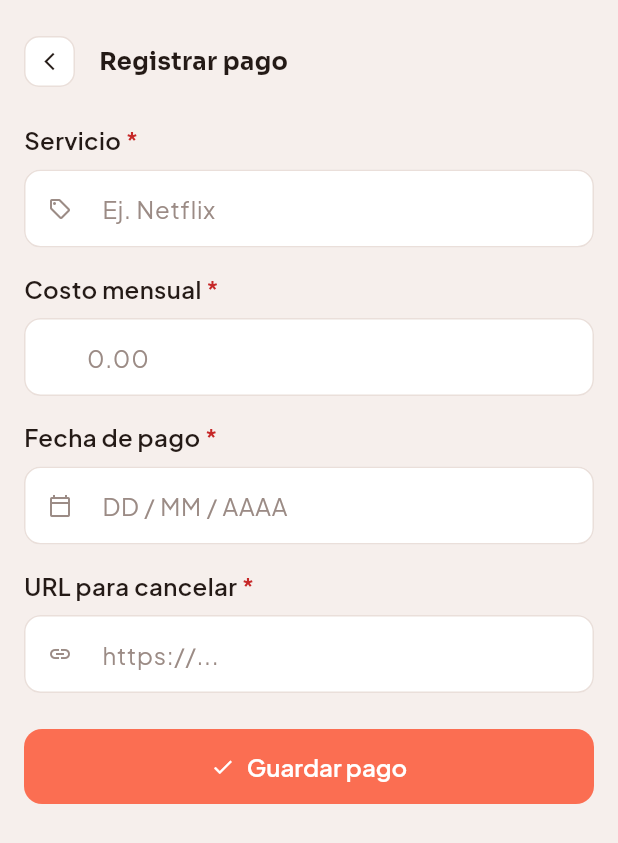
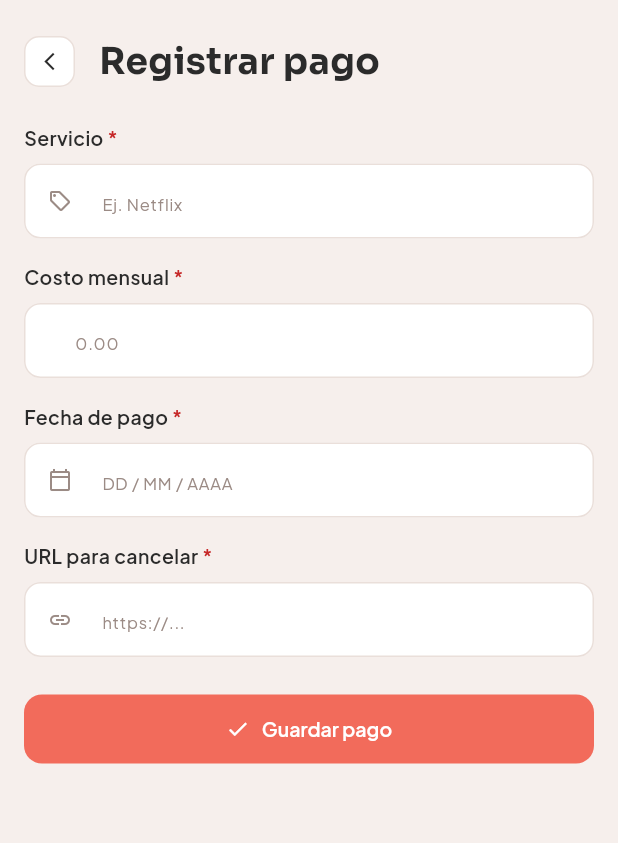
Before and after one commit to Lorgio09/Gestor-Suscripciones, a Flutter app: the screen it shows after launch, after a tap on the "add" icon, on a phone screen of 412 x 824 dp. Shown: the top 843 px of the screen. Run offline on Flutter 3.47's test engine with Material 3 defaults, Android fonts, the light colour scheme and no system bars; our stand-ins replace sqflite; accounts and stored records are empty.

```diff
--- a/app/lib/colores.dart
+++ b/app/lib/colores.dart
@@ -1,19 +1,23 @@
 import 'package:flutter/material.dart';
 
-const colorMarca = Color(0xFFFB6E52);
-const colorMarcaPresionado = Color(0xFFE8532F);
-const colorPorVencer = Color(0xFFE7A33A);
-const colorTinta = Color(0xFF241A16);
-const colorFondo = Color(0xFFF6EFEC);
-const colorSecundario = Color(0xFF9B8B85);
-const colorBorde = Color(0xFFEADFDA);
-const colorError = Color(0xFFC62828);
+class Colores {
+  // Colores principales
+  static const Color primario = Color(0xFFF26B5B);
+  static const Color secundario = Color(0xFF2B5A5E);
 
-const coloresIniciales = [
-  Color(0xFFE23744),
-  Color(0xFF2FA84F),
-  Color(0xFFFB6E52),
-  Color(0xFF3C6EAF),
-  Color(0xFF8E5AA8),
-  Color(0xFFD98A2B),
-];
+  // Colores de texto
+  static const Color textoPrincipal = Color(0xFF2B2B2B);
+  static const Color textoSecundario = Color(0xFF9B8B85);
+
+  // Colores de estado
+  static const Color error = Color(0xFFC62828);
+
+  // Fondos y Bordes
+  static const Color superficie = Colors.white;
+  static const Color fondo = Color(0xFFF6EFEC);
+  static const Color borde = Color(0xFFEADFDA);
+
+  // Estados deshabilitados (Botones)
+  static const Color botonDeshabilitado = Color(0xFFF3EDEA);
+  static const Color textoDeshabilitado = Color(0xFFB5A8A3);
+}
--- a/app/lib/main.dart
+++ b/app/lib/main.dart
@@ -22,61 +22,74 @@ class MiApp extends StatelessWidget {
         GlobalCupertinoLocalizations.delegate,
       ],
       supportedLocales: const [
+        Locale('es', 'BO'),
         Locale('es', 'ES'),
       ],
       theme: ThemeData(
         colorScheme: ColorScheme.fromSeed(
-          seedColor: colorMarca,
+          seedColor: Colores.primario,
           brightness: Brightness.light,
         ),
-        fontFamily: fuenteInterfaz,
-        scaffoldBackgroundColor: colorFondo,
+        fontFamily: 'PlusJakartaSans',
+        scaffoldBackgroundColor: Colores.fondo,
+
         cardTheme: const CardThemeData(
-          color: Colors.white,
+          color: Colores.superficie,
           elevation: 0,
           margin: EdgeInsets.zero,
           shape: RoundedRectangleBorder(
-            side: BorderSide(color: colorBorde),
+            side: BorderSide(color: Colores.borde),
             borderRadius: BorderRadius.all(Radius.circular(14)),
           ),
         ),
+
         inputDecorationTheme: InputDecorationTheme(
           filled: true,
-          fillColor: Colors.white,
+          fillColor: Colores.superficie,
           contentPadding: const EdgeInsets.symmetric(horizontal: 12, vertical: 14),
-          hintStyle: estiloSecundario,
-          prefixStyle: estiloSecundario,
-          errorStyle: armarEstilo(fuenteInterfaz, 16, 400, colorError),
+          hintStyle: Tipografia.textoAyuda,
+          prefixStyle: Tipografia.textoAyuda,
+          errorStyle: const TextStyle(
+            fontFamily: 'PlusJakartaSans',
+            fontSize: 16,
+            fontWeight: FontWeight.w400,
+            color: Colores.error,
+          ),
           border: OutlineInputBorder(
             borderRadius: BorderRadius.circular(11),
-            borderSide: const BorderSide(color: colorBorde),
+            borderSide: const BorderSide(color: Colores.borde),
           ),
           enabledBorder: OutlineInputBorder(
             borderRadius: BorderRadius.circular(11),
-            borderSide: const BorderSide(color: colorBorde),
+            borderSide: const BorderSide(color: Colores.borde),
           ),
           focusedBorder: OutlineInputBorder(
             borderRadius: BorderRadius.circular(11),
-            borderSide: const BorderSide(color: colorMarca),
+            borderSide: const BorderSide(color: Colores.primario),
           ),
           errorBorder: OutlineInputBorder(
             borderRadius: BorderRadius.circular(11),
-            borderSide: const BorderSide(color: colorError),
+            borderSide: const BorderSide(color: Colores.error),
           ),
           focusedErrorBorder: OutlineInputBorder(
             borderRadius: BorderRadius.circular(11),
-            borderSide: const BorderSide(color: colorError),
+            borderSide: const BorderSide(color: Colores.error),
           ),
         ),
+
         elevatedButtonTheme: ElevatedButtonThemeData(
           style: ButtonStyle(
             backgroundColor: WidgetStateProperty.resolveWith((estados) {
-              if (estados.contains(WidgetState.pressed)) return colorMarcaPresionado;
-              return colorMarca;
+              if (estados.contains(WidgetState.disabled)) return Colores.botonDeshabilitado;
+              if (estados.contains(WidgetState.pressed)) return const Color(0xFFE8532F);
+              return Colores.primario;
             }),
-            foregroundColor: WidgetStateProperty.all(Colors.white),
+            foregroundColor: WidgetStateProperty.resolveWith((estados) {
+              if (estados.contains(WidgetState.disabled)) return Colores.textoDeshabilitado;
+              return Colors.white;
+            }),
             elevation: WidgetStateProperty.all(0),
-            textStyle: WidgetStateProperty.all(estiloBoton),
+            textStyle: WidgetStateProperty.all(Tipografia.textoBoton),
             padding: WidgetStateProperty.all(
               const EdgeInsets.symmetric(vertical: 15),
             ),
@@ -85,11 +98,12 @@ class MiApp extends StatelessWidget {
             ),
           ),
         ),
+
         outlinedButtonTheme: OutlinedButtonThemeData(
           style: OutlinedButton.styleFrom(
-            backgroundColor: Colors.white,
+            backgroundColor: Colores.superficie,
             padding: const EdgeInsets.symmetric(vertical: 13),
-            textStyle: estiloNombreServicio,
+            textStyle: Tipografia.etiqueta,
             shape: RoundedRectangleBorder(
               borderRadius: BorderRadius.circular(12),
             ),
--- a/app/lib/pantalla/encabezado.dart
+++ b/app/lib/pantalla/encabezado.dart
@@ -19,15 +19,26 @@ class Encabezado extends StatelessWidget {
             height: 34,
             alignment: Alignment.center,
             decoration: BoxDecoration(
-              color: Colors.white,
+              color: Colores.superficie,
               borderRadius: BorderRadius.circular(10),
-              border: Border.all(color: colorBorde),
+              border: Border.all(color: Colores.borde),
             ),
-            child: const Icon(Icons.arrow_back_ios_new, size: 14, color: colorTinta),
+            child: const Icon(
+              Icons.arrow_back_ios_new,
+              size: 14,
+              color: Colores.textoPrincipal
+            ),
           ),
         ),
+
         const SizedBox(width: 16),
-        Text(titulo, style: estiloEncabezado),
+
+        Expanded(
+          child: Text(
+            titulo,
+            style: Tipografia.titulo1,
+          ),
+        ),
       ],
     );
   }
--- a/app/lib/pantalla/pantalla_lista.dart
+++ b/app/lib/pantalla/pantalla_lista.dart
@@ -50,7 +50,7 @@ class _EstadoLista extends State<PantallaLista> {
 
   Widget armarTarjeta(Pago pago) {
     final proximo = calcularProximoPago(pago.fecha);
-    final colorVencimiento = estaPorVencer(proximo) ? colorPorVencer : colorSecundario;
+    final colorVencimiento = estaPorVencer(proximo) ? Colores.error : Colores.textoSecundario;
 
     return Card(
       margin: const EdgeInsets.only(bottom: 16),
@@ -66,21 +66,27 @@ class _EstadoLista extends State<PantallaLista> {
                 height: 44,
                 alignment: Alignment.center,
                 decoration: BoxDecoration(
-                  color: colorPorNombre(pago.nombre),
+                  color: Colores.primario,
                   borderRadius: BorderRadius.circular(12),
                 ),
-                child: Text(inicialDe(pago.nombre), style: estiloInicial),
+                child: Text(
+                  inicialDe(pago.nombre),
+                  style: Tipografia.titulo1.copyWith(color: Colores.superficie, fontSize: 20),
+                ),
               ),
               const SizedBox(width: 16),
               Expanded(
                 child: Column(
                   crossAxisAlignment: CrossAxisAlignment.start,
                   children: [
-                    Text(pago.nombre, style: estiloNombreServicio),
+                    Text(
+                      pago.nombre,
+                      style: Tipografia.textoCampo.copyWith(fontWeight: FontWeight.w600),
+                    ),
                     const SizedBox(height: 8),
                     Text(
                       'Vence el ${fechaCorta(proximo)}',
-                      style: estiloSecundario.copyWith(color: colorVencimiento),
+                      style: Tipografia.textoAyuda.copyWith(color: colorVencimiento),
                     ),
                   ],
                 ),
@@ -89,9 +95,9 @@ class _EstadoLista extends State<PantallaLista> {
               Column(
                 crossAxisAlignment: CrossAxisAlignment.end,
                 children: [
-                  Text('Bs ${pago.costo.toStringAsFixed(2)}', style: estiloValorDato),
+                  Text('Bs ${pago.costo.toStringAsFixed(2)}', style: Tipografia.numerico),
                   const SizedBox(height: 8),
-                  Text('/mes', style: estiloSecundario),
+                  Text('/mes', style: Tipografia.textoAyuda),
                 ],
               ),
             ],
@@ -111,14 +117,14 @@ class _EstadoLista extends State<PantallaLista> {
             crossAxisAlignment: CrossAxisAlignment.start,
             children: [
               const SizedBox(height: 24),
-              Text('Mis suscripciones', style: estiloTituloPantalla),
+              const Text('Mis suscripciones', style: Tipografia.titulo1),
               const SizedBox(height: 24),
               Expanded(
                 child: listaPagos.isEmpty
-                    ? Center(
+                    ? const Center(
                         child: Text(
                           'No hay suscripciones registradas.',
-                          style: estiloSecundario,
+                          style: Tipografia.textoAyuda,
                         ),
                       )
                     : ListView.builder(
@@ -137,12 +143,11 @@ class _EstadoLista extends State<PantallaLista> {
           width: 56,
           height: 56,
           child: FloatingActionButton(
-            backgroundColor: colorMarca,
-            splashColor: colorMarcaPresionado,
+            backgroundColor: Colores.primario,
             elevation: 0,
             shape: const CircleBorder(),
             onPressed: irARegistro,
-            child: const Icon(Icons.add, color: Colors.white),
+            child: const Icon(Icons.add, color: Colores.superficie),
           ),
         ),
       ),
--- a/app/lib/pantalla/pantalla_registro.dart
+++ b/app/lib/pantalla/pantalla_registro.dart
@@ -72,6 +72,18 @@ class _EstadoRegistro extends State<PantallaRegistro> {
       initialDate: DateTime.now(),
       firstDate: DateTime(2020),
       lastDate: DateTime(2030),
+      builder: (context, child) {
+        return Theme(
+          data: Theme.of(context).copyWith(
+            colorScheme: const ColorScheme.light(
+              primary: Colores.primario, // Cambia el color principal del calendario al Coral
+              onPrimary: Colors.white, // El texto sobre el Coral será blanco
+              onSurface: Colores.textoPrincipal, // El texto normal de los días
+            ),
+          ),
+          child: child!,
+        );
+      },
     );
     if (fechaElegida != null) {
       final dia = fechaElegida.day.toString().padLeft(2, '0');
@@ -84,8 +96,8 @@ class _EstadoRegistro extends State<PantallaRegistro> {
   Widget etiquetaObligatoria(String texto) {
     return Row(
       children: [
-        Text(texto, style: estiloEtiquetaCampo),
-        Text(' *', style: estiloEtiquetaCampo.copyWith(color: colorError)),
+        Text(texto, style: Tipografia.etiqueta),
+        Text(' *', style: Tipografia.etiqueta.copyWith(color: Colores.error)),
       ],
     );
   }
@@ -109,19 +121,19 @@ class _EstadoRegistro extends State<PantallaRegistro> {
             crossAxisAlignment: CrossAxisAlignment.start,
             children: [
               const SizedBox(height: 24),
-              Encabezado(titulo: 'Registrar pago'),
+              const Encabezado(titulo: 'Registrar pago'),
               const SizedBox(height: 24),
 
               etiquetaObligatoria('Servicio'),
               const SizedBox(height: 8),
               TextField(
                 controller: controlNombre,
-                style: estiloTextoCampo,
+                style: Tipografia.textoCampo,
                 decoration: InputDecoration(
                   hintText: 'Ej. Netflix',
                   errorText: errorNombre,
                   prefixIcon: const Icon(Icons.local_offer_outlined,
-                      size: 16, color: colorSecundario),
+                      size: 16, color: Colores.textoSecundario),
                 ),
               ),
               const SizedBox(height: 16),
@@ -130,7 +142,7 @@ class _EstadoRegistro extends State<PantallaRegistro> {
               const SizedBox(height: 8),
               TextField(
                 controller: controlCosto,
-                style: estiloTextoCampo,
+                style: Tipografia.textoCampo,
                 keyboardType: const TextInputType.numberWithOptions(decimal: true),
                 decoration: InputDecoration(
                   hintText: '0.00',
@@ -144,14 +156,14 @@ class _EstadoRegistro extends State<PantallaRegistro> {
               const SizedBox(height: 8),
               TextField(
                 controller: controlFecha,
-                style: estiloTextoCampo,
+                style: Tipografia.textoCampo,
                 readOnly: true,
                 onTap: seleccionarFecha,
                 decoration: InputDecoration(
                   hintText: 'DD / MM / AAAA',
                   errorText: errorFecha,
                   prefixIcon: const Icon(Icons.calendar_today_outlined,
-                      size: 16, color: colorSecundario),
+                      size: 16, color: Colores.textoSecundario),
                 ),
               ),
               const SizedBox(height: 16),
@@ -160,13 +172,13 @@ class _EstadoRegistro extends State<PantallaRegistro> {
               const SizedBox(height: 8),
               TextField(
                 controller: controlUrl,
-                style: estiloTextoCampo,
+                style: Tipografia.textoCampo,
                 keyboardType: TextInputType.url,
                 decoration: InputDecoration(
                   hintText: 'https://...',
                   errorText: errorUrl,
                   prefixIcon: const Icon(Icons.link,
-                      size: 16, color: colorSecundario),
+                      size: 16, color: Colores.textoSecundario),
                 ),
               ),
               const SizedBox(height: 24),
--- a/app/lib/tipografia.dart
+++ b/app/lib/tipografia.dart
@@ -1,25 +1,51 @@
 import 'package:flutter/material.dart';
 import 'colores.dart';
 
-const fuenteTitulos = 'Sora';
-const fuenteInterfaz = 'Plus Jakarta Sans';
+class Tipografia {
+  // Título
+  static const TextStyle titulo1 = TextStyle(
+    fontFamily: 'Sora',
+    fontSize: 24,
+    fontWeight: FontWeight.w700,
+    color: Colores.textoPrincipal,
+  );
 
-TextStyle armarEstilo(String fuente, double tamano, int peso, Color color) {
-  return TextStyle(
-    fontFamily: fuente,
-    fontSize: tamano,
-    color: color,
-    fontVariations: [FontVariation('wght', peso.toDouble())],
+  // Etiqueta de los campos
+  static const TextStyle etiqueta = TextStyle(
+    fontFamily: 'PlusJakartaSans',
+    fontSize: 13,
+    fontWeight: FontWeight.w600,
+    color: Colores.textoPrincipal,
+  );
+
+  // Texto que el usuario escribe en el campo
+  static const TextStyle textoCampo = TextStyle(
+    fontFamily: 'PlusJakartaSans',
+    fontSize: 15,
+    fontWeight: FontWeight.w400,
+    color: Colores.textoPrincipal,
+  );
+
+  // Texto de ayuda abajo del input
+  static const TextStyle textoAyuda = TextStyle(
+    fontFamily: 'PlusJakartaSans',
+    fontSize: 11,
+    fontWeight: FontWeight.w400,
+    color: Colores.textoSecundario,
+  );
+
+  // Texto del botón
+  static const TextStyle textoBoton = TextStyle(
+    fontFamily: 'PlusJakartaSans',
+    fontSize: 13,
+    fontWeight: FontWeight.w600,
+    color: Colors.white,
+  );
+
+  static const TextStyle numerico = TextStyle(
+    fontFamily: 'Sora',
+    fontSize: 16,
+    fontWeight: FontWeight.w700,
+    color: Colores.textoPrincipal,
   );
 }
-
-final estiloTituloPantalla = armarEstilo(fuenteTitulos, 24, 700, colorTinta);
-final estiloEncabezado = armarEstilo(fuenteTitulos, 16, 700, colorTinta);
-final estiloNombreServicio = armarEstilo(fuenteInterfaz, 16, 600, colorTinta);
-final estiloValorDato = armarEstilo(fuenteTitulos, 16, 700, colorTinta);
-final estiloEtiquetaCampo = armarEstilo(fuenteInterfaz, 16, 600, colorTinta);
-final estiloTextoCampo = armarEstilo(fuenteInterfaz, 16, 400, colorTinta);
-final estiloSecundario = armarEstilo(fuenteInterfaz, 16, 400, colorSecundario);
-final estiloBoton = armarEstilo(fuenteInterfaz, 16, 600, Colors.white);
-final estiloInicial = armarEstilo(fuenteTitulos, 16, 700, Colors.white);
-final estiloInicialGrande = armarEstilo(fuenteTitulos, 24, 700, Colors.white);
```
Also changed, not shown: app/lib/formato.dart (+10 -1 lines), app/lib/pantalla/pantalla_crear_cuenta.dart (added, +158 -0 lines), app/lib/pantalla/pantalla_detalle.dart (+30 -17 lines), app/lib/pantalla/pantalla_editar.dart (+22 -10 lines), app/pubspec.yaml (+1 -31 lines).
